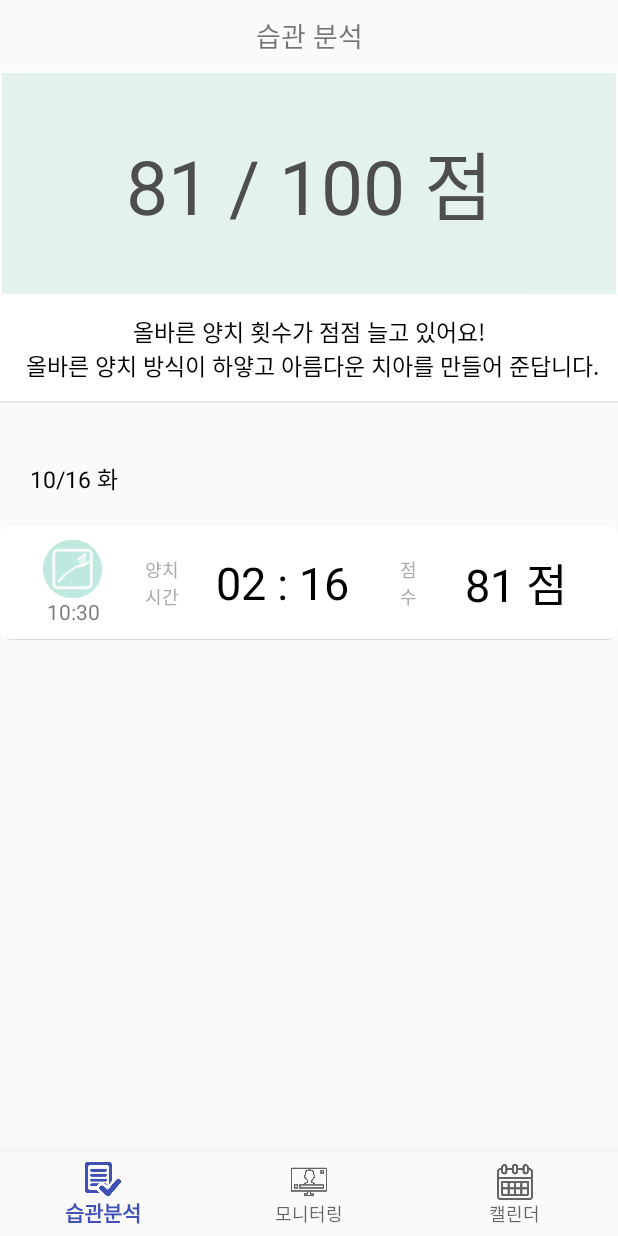
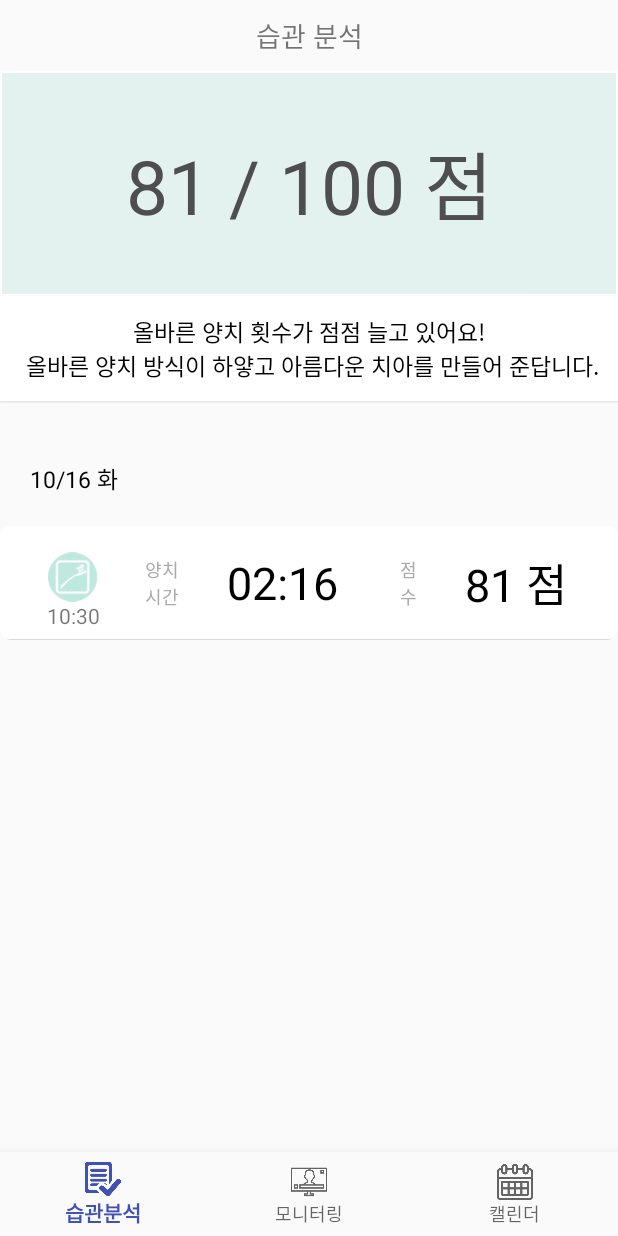
Before and after one commit to Team-Achi/Android, an Android app: the screen it shows after launch (MainActivity), on a phone screen of 412 x 824 dp. Run offline under Robolectric (Android 15) with nearby library versions, the phone set to English and light mode, and no system bars.

Commit message:
Modified design in elv_child

```diff
--- a/app/src/main/java/com/example/administrator/achi/dataModel/Analyzer.kt
+++ b/app/src/main/java/com/example/administrator/achi/dataModel/Analyzer.kt
@@ -33,7 +33,7 @@ object Analyzer{
         else
             strSecond = sec.toString()
 
-        return "$strMin : $strSecond"
+        return "$strMin:$strSecond"
     }
 
     // TODO Analyzer에서 각각 이빨 하나하나 시간 측정
--- a/app/src/main/java/com/example/administrator/achi/fragment/MonitoringFragment.kt
+++ b/app/src/main/java/com/example/administrator/achi/fragment/MonitoringFragment.kt
@@ -114,7 +114,7 @@ class MonitoringFragment : Fragment(){
             }
         }
 
-//        model.setOnClickListener() {
+//        layout.setOnClickListener() {
 //            if (curState == INIT) {                         // 시작
 //                baseTime = SystemClock.elapsedRealtime()
 //                handler.postDelayed(runnable, 0)
--- a/app/src/main/res/layout/elv_child.xml
+++ b/app/src/main/res/layout/elv_child.xml
@@ -17,12 +17,12 @@
         android:layout_marginEnd="8dp"
         android:layout_marginBottom="8dp"
         android:src="@drawable/record_icon"
+        android:padding="3dp"
         app:layout_constraintBottom_toBottomOf="parent"
         app:layout_constraintEnd_toEndOf="parent"
         app:layout_constraintHorizontal_bias="0.058"
         app:layout_constraintStart_toStartOf="parent"
-        app:layout_constraintTop_toTopOf="parent"
-        app:layout_constraintVertical_bias="0.312" />
+        app:layout_constraintTop_toTopOf="parent" />
 
     <TextView
         android:id="@+id/tvStartTime"
@@ -31,7 +31,7 @@
         android:layout_marginStart="8dp"
         android:layout_marginTop="8dp"
         android:layout_marginEnd="8dp"
-        android:layout_marginBottom="8dp"
+        android:layout_marginBottom="5dp"
         android:gravity="center"
         app:layout_constraintBottom_toBottomOf="parent"
         app:layout_constraintEnd_toEndOf="parent"
@@ -41,7 +41,7 @@
         app:layout_constraintVertical_bias="1.0" />
 
     <View
-        android:layout_width="2dp"
+        android:layout_width="1dp"
         android:layout_height="match_parent"
         android:layout_marginStart="8dp"
         android:layout_marginTop="8dp"
@@ -91,7 +91,7 @@
 
     <View
         android:id="@+id/view"
-        android:layout_width="2dp"
+        android:layout_width="1dp"
         android:layout_height="match_parent"
         android:layout_marginStart="8dp"
         android:layout_marginTop="8dp"
@@ -121,8 +121,7 @@
         app:layout_constraintEnd_toEndOf="parent"
         app:layout_constraintHorizontal_bias="0.685"
         app:layout_constraintStart_toStartOf="parent"
-        app:layout_constraintTop_toTopOf="parent"
-        app:layout_constraintVertical_bias="0.0" />
+        app:layout_constraintTop_toTopOf="parent" />
 
     <TextView
         android:id="@+id/tvScore"
@@ -139,7 +138,6 @@
         app:layout_constraintEnd_toEndOf="parent"
         app:layout_constraintHorizontal_bias="0.936"
         app:layout_constraintStart_toStartOf="parent"
-        app:layout_constraintTop_toTopOf="parent"
-        app:layout_constraintVertical_bias="0.0" />
+        app:layout_constraintTop_toTopOf="parent" />
 
 </android.support.constraint.ConstraintLayout>
```
